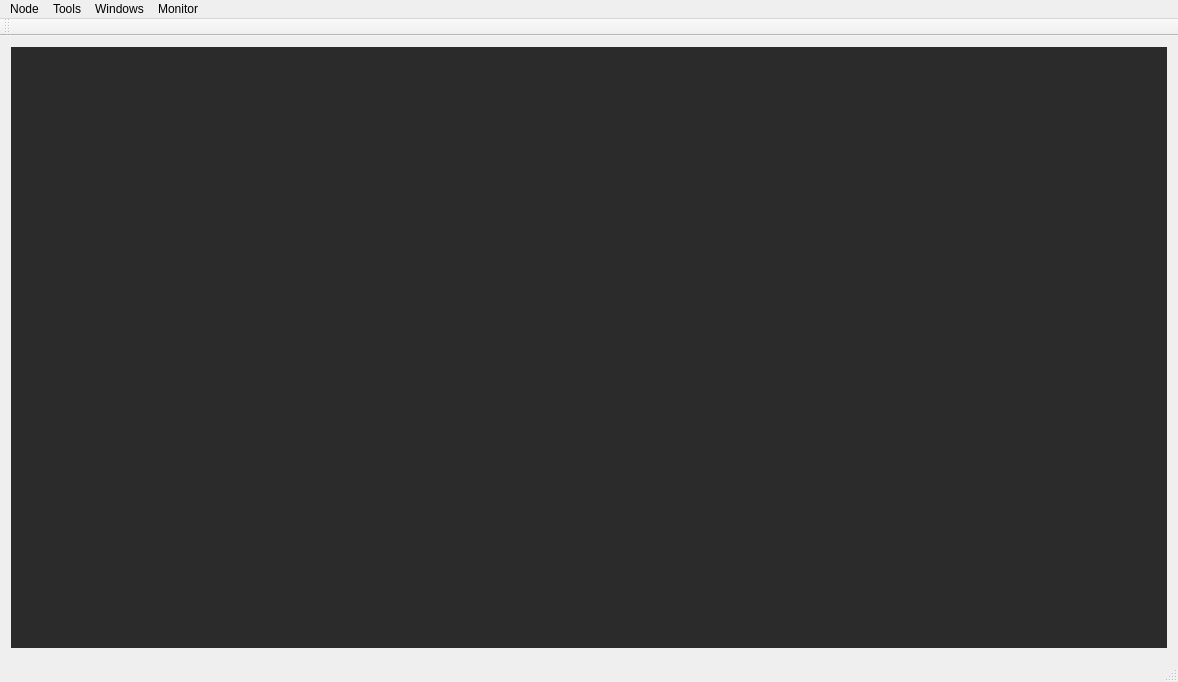
Old version of the form ccs/mainwindow.ui in the repository bisegni/chaosframework.
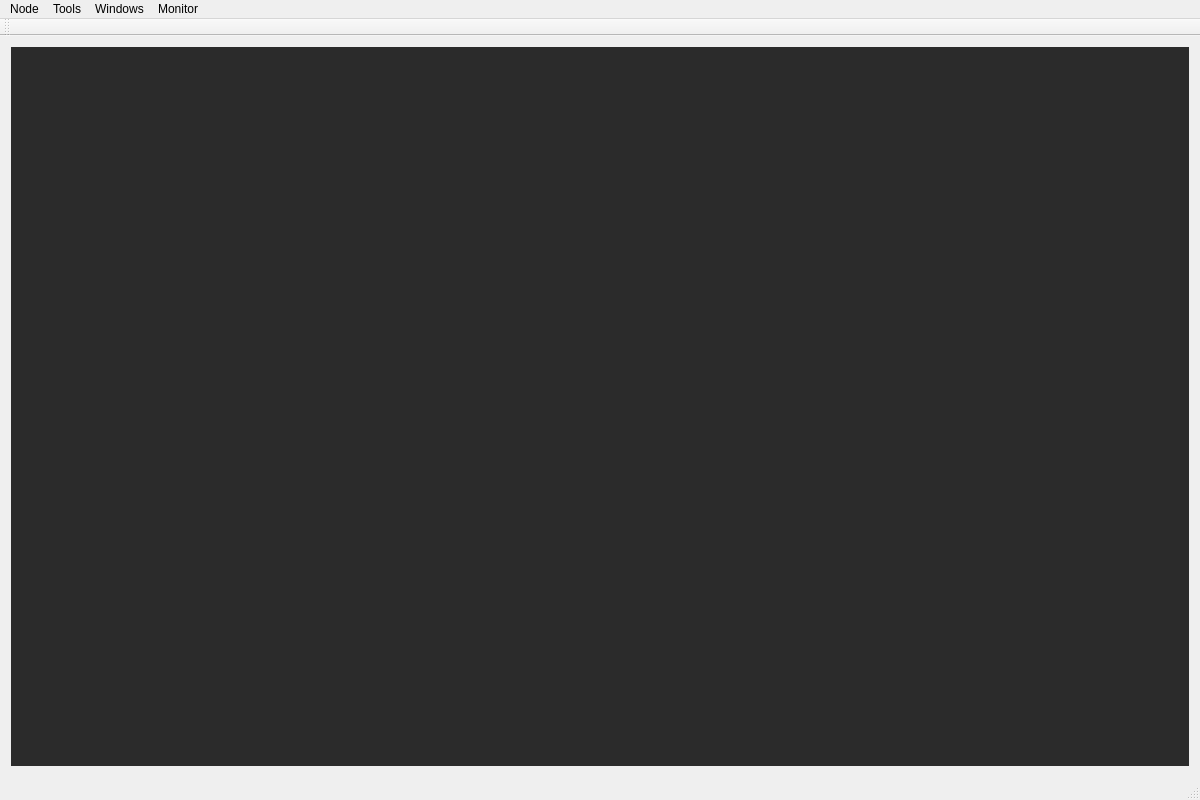
New version of the form.

Patch:
```diff
--- a/ccs/mainwindow.ui
+++ b/ccs/mainwindow.ui
@@ -6,8 +6,8 @@
    <rect>
     <x>0</x>
     <y>0</y>
-    <width>1178</width>
-    <height>682</height>
+    <width>1200</width>
+    <height>800</height>
    </rect>
   </property>
   <property name="windowTitle">
@@ -65,7 +65,7 @@
     <rect>
      <x>0</x>
      <y>0</y>
-     <width>1178</width>
+     <width>1200</width>
      <height>22</height>
     </rect>
    </property>
```
